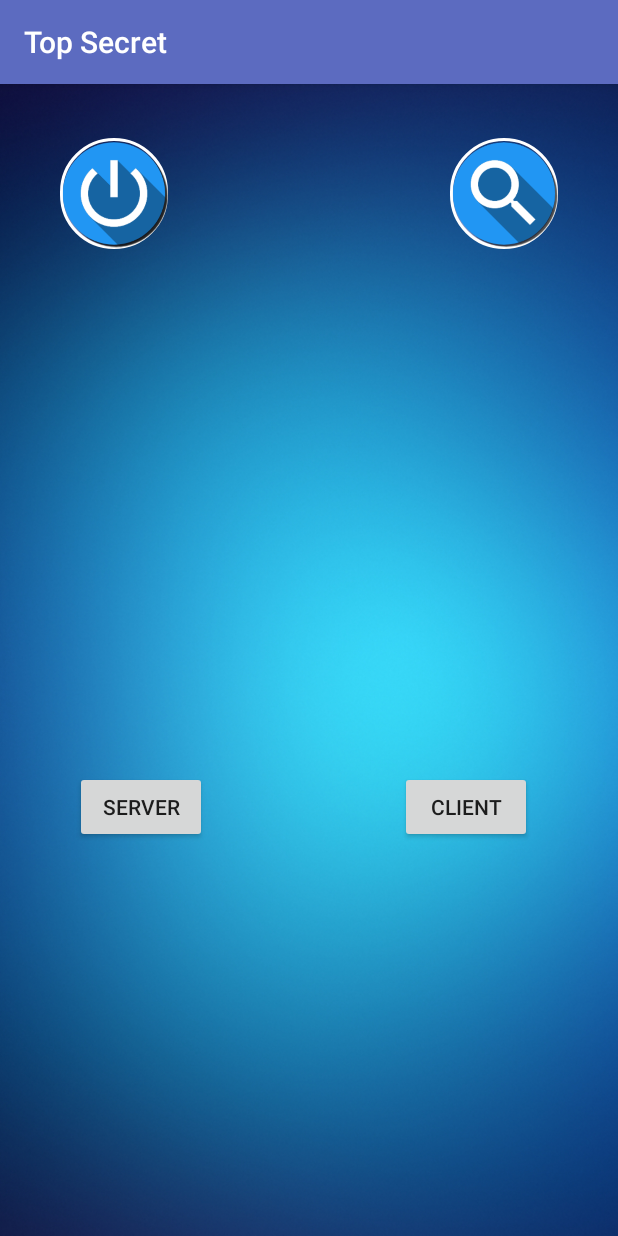
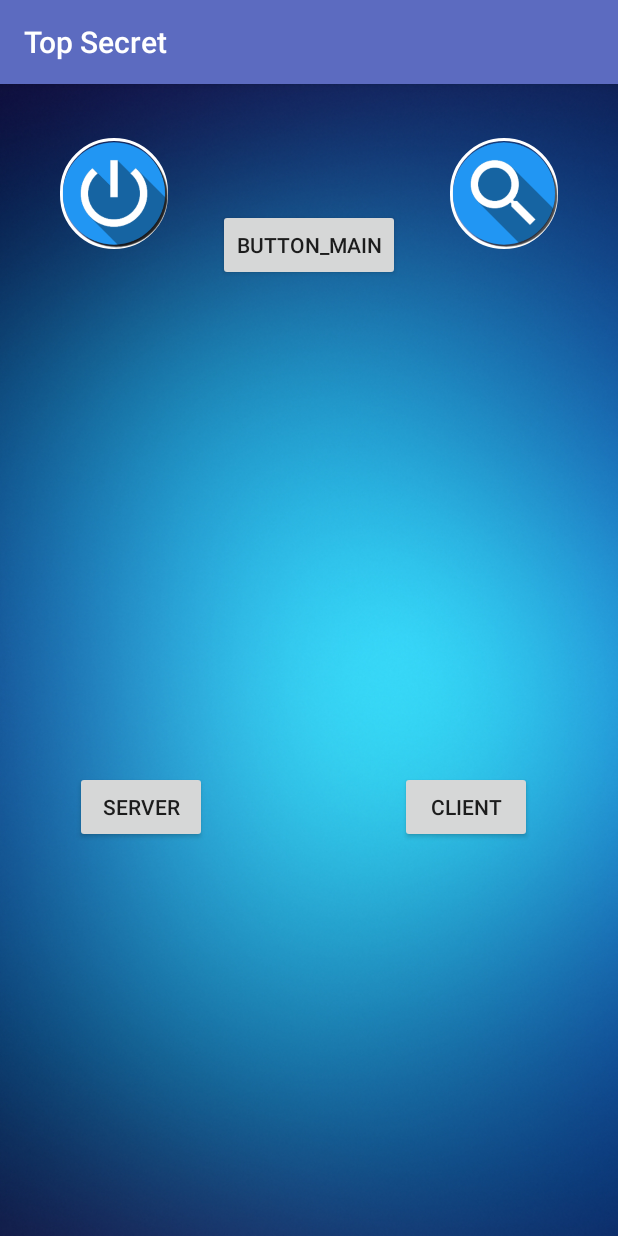
Before and after one commit to bolopenguin/App_TicTacToe_Android, an Android app: the screen it shows after launch (GestioneBluetooth), on a phone screen of 412 x 824 dp. Run offline under Robolectric (Android 15) with nearby library versions, the phone set to English and light mode, and no system bars.

Commit message:
nuova activity

```diff
--- a/app/src/main/java/com/example/progettoandroid/GestioneBluetooth.java
+++ b/app/src/main/java/com/example/progettoandroid/GestioneBluetooth.java
@@ -28,6 +28,7 @@ public class GestioneBluetooth extends AppCompatActivity
         implements AdapterView.OnItemClickListener{
 
     static final String TAG = "GestioneBluetooth";
+    private static final String LOG_TAG = MainActivity.class.getSimpleName();
 
     ImageButton btnONOFF;
 
@@ -260,4 +261,9 @@ public class GestioneBluetooth extends AppCompatActivity
         server.start();
     }
 
+    public void launchSecondActivity(View view) {
+        Log.d(LOG_TAG, "Button clicked!");
+        Intent intent = new Intent(this, Main2Activity.class);
+        startActivity(intent);
+    }
 }
--- a/app/src/main/java/com/example/progettoandroid/MainActivity.java
+++ b/app/src/main/java/com/example/progettoandroid/MainActivity.java
@@ -1,5 +1,6 @@
 package com.example.progettoandroid;
 
+import android.content.Intent;
 import android.support.v7.app.AppCompatActivity;
 import android.os.Bundle;
 
@@ -9,5 +10,6 @@ public class MainActivity extends AppCompatActivity {
     protected void onCreate(Bundle savedInstanceState) {
         super.onCreate(savedInstanceState);
         setContentView(R.layout.activity_main);
+        startActivity(new Intent(MainActivity.this, Main2Activity.class));
     }
 }
--- a/app/src/main/res/layout/activity_gestione_bluetooth.xml
+++ b/app/src/main/res/layout/activity_gestione_bluetooth.xml
@@ -78,4 +78,22 @@
         app:layout_constraintStart_toStartOf="parent"
         app:layout_constraintTop_toBottomOf="@+id/lvNewDevices" />
 
+    <Button
+        android:id="@+id/button_main"
+        android:layout_width="wrap_content"
+        android:layout_height="wrap_content"
+        android:layout_alignParentEnd="true"
+        android:layout_alignParentRight="true"
+        android:layout_alignParentBottom="true"
+        android:layout_marginStart="8dp"
+        android:layout_marginTop="8dp"
+        android:layout_marginEnd="8dp"
+        android:layout_marginBottom="8dp"
+        android:onClick="launchSecondActivity"
+        android:text="button_main"
+        app:layout_constraintBottom_toTopOf="@+id/lvNewDevices"
+        app:layout_constraintEnd_toStartOf="@+id/btnFindUnpairedDevices"
+        app:layout_constraintStart_toEndOf="@+id/btnONOFF"
+        app:layout_constraintTop_toTopOf="parent" />
+
 </android.support.constraint.ConstraintLayout>
```
Also changed, not shown: app/src/main/AndroidManifest.xml (+10 -3 lines), app/src/main/java/com/example/progettoandroid/Main2Activity.java (added, +15 -0 lines), app/src/main/res/layout/activity_main2.xml (added, +24 -0 lines).
